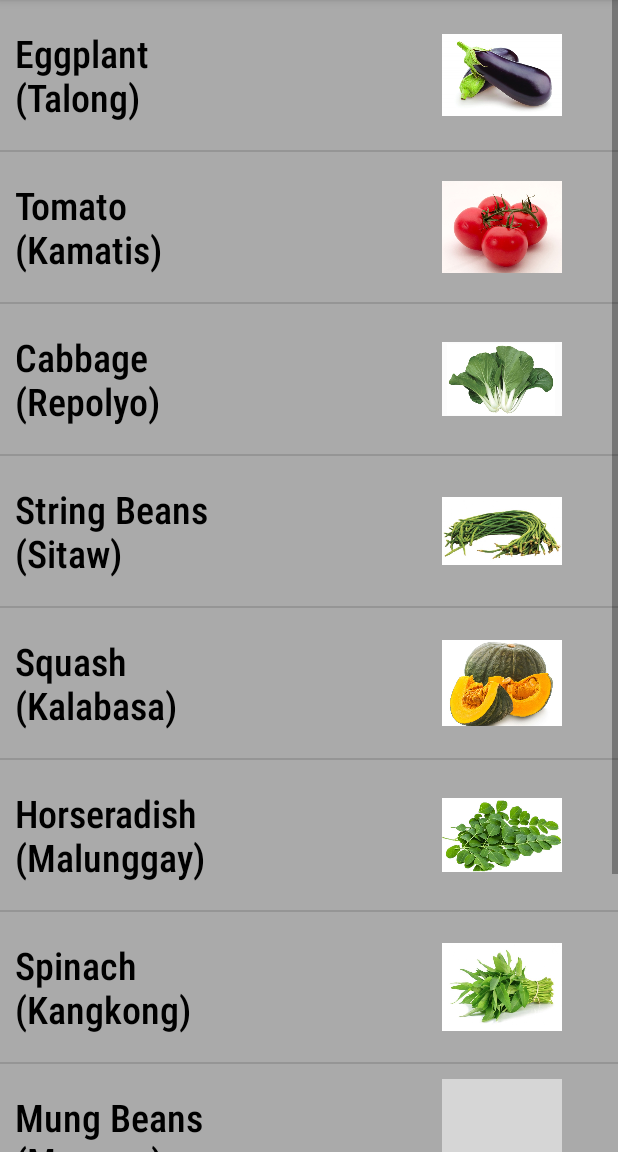
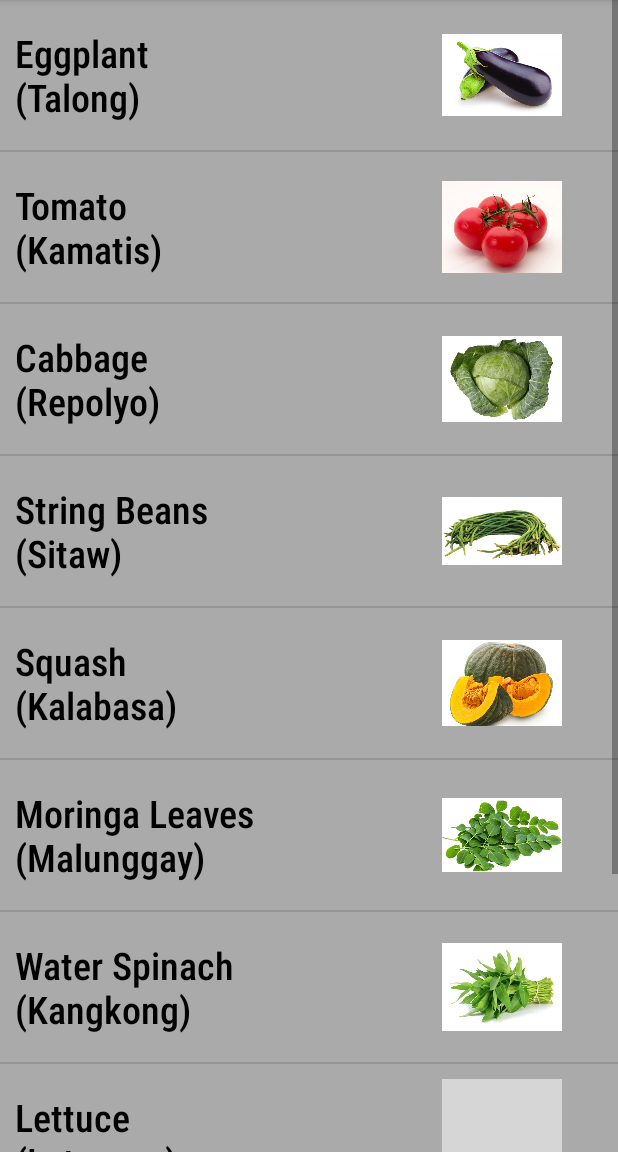
Before and after one commit to rommel1125/VegetablePlantingTutorial2, an Android app: the screen it shows after launch (MainActivity), in the side drawer, after a tap on "Vegetables", on a phone screen of 412 x 824 dp, the part 84-1236 px from its top. Run offline under Robolectric (Android 15) with nearby library versions, the phone set to English and light mode, and no system bars; grey boxes are pictures that could not be loaded.

Commit message:
adding lettuce image

```diff
--- a/app/src/main/java/com/example/vegetableplantingtutorial/VegetablesFragment.java
+++ b/app/src/main/java/com/example/vegetableplantingtutorial/VegetablesFragment.java
@@ -23,8 +23,8 @@ import androidx.fragment.app.Fragment;
 
 public class VegetablesFragment extends Fragment {
     ListView listView;
-    String[] vegeName = {"Eggplant\n(Talong)","Tomato\n(Kamatis)","Cabbage\n(Repolyo)","String Beans\n(Sitaw)","Squash\n(Kalabasa)","Horseradish\n(Malunggay)","Spinach\n(Kangkong)","Mung Beans\n(Monggo)","Bottle gourd\n(Upo)","Bitter gourd\n(Ampalaya)"};
-    int[] vegeImages = {R.drawable.eggplant,R.drawable.tomato,R.drawable.pechay,R.drawable.sitaw,R.drawable.kalabasa,R.drawable.malunggay,R.drawable.kangkong,R.drawable.monggo,R.drawable.upo,R.drawable.ampalaya};
+    String[] vegeName = {"Eggplant\n(Talong)","Tomato\n(Kamatis)","Cabbage\n(Repolyo)","String Beans\n(Sitaw)","Squash\n(Kalabasa)","Moringa Leaves\n(Malunggay)","Water Spinach\n(Kangkong)","Lettuce\n(Letsugas)","Bottle gourd\n(Upo)","Bitter gourd or Bitter melon\n(Ampalaya)"};
+    int[] vegeImages = {R.drawable.eggplant,R.drawable.tomato,R.drawable.repolyo,R.drawable.sitaw,R.drawable.kalabasa,R.drawable.malunggay,R.drawable.kangkong,R.drawable.monggo,R.drawable.upo,R.drawable.ampalaya};
     String[] number = {"1","2","3","4","5","6","7","8","9","10"};
     DatabaseHelper db;
 
```
Also changed, not shown: app/src/main/res/drawable/Lettuce Image.jpg (added).
